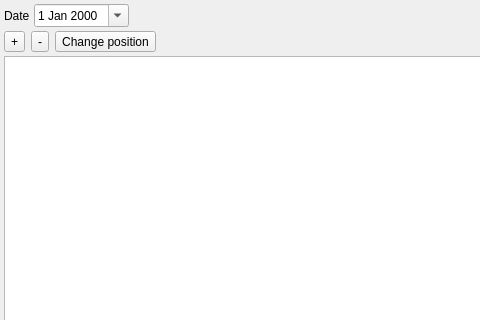
First picture: the form in FrontDesk/c5salaryeditor.ui, repository End1-1/Cafe5, before the edit; both pictures show x 0 to 480 and y 0 to 320 of the 1100 by 680 pixel window.
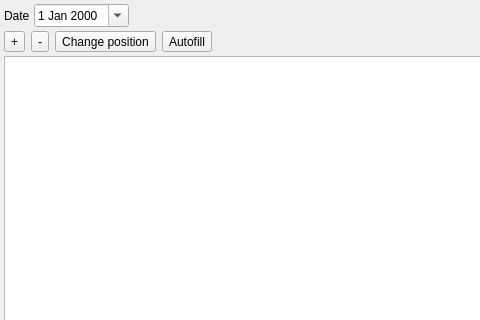
Second picture: the form after the edit.

Patch:
```diff
--- a/FrontDesk/c5salaryeditor.ui
+++ b/FrontDesk/c5salaryeditor.ui
@@ -105,6 +105,16 @@
         </property>
        </widget>
       </item>
+      <item>
+       <widget class="QToolButton" name="btnAutofill">
+        <property name="text">
+         <string>Autofill</string>
+        </property>
+        <property name="toolTip">
+         <string>Fill from registered employees with attendance on this date</string>
+        </property>
+       </widget>
+      </item>
       <item>
        <spacer name="horizontalSpacerToolbar">
         <property name="orientation">
```
